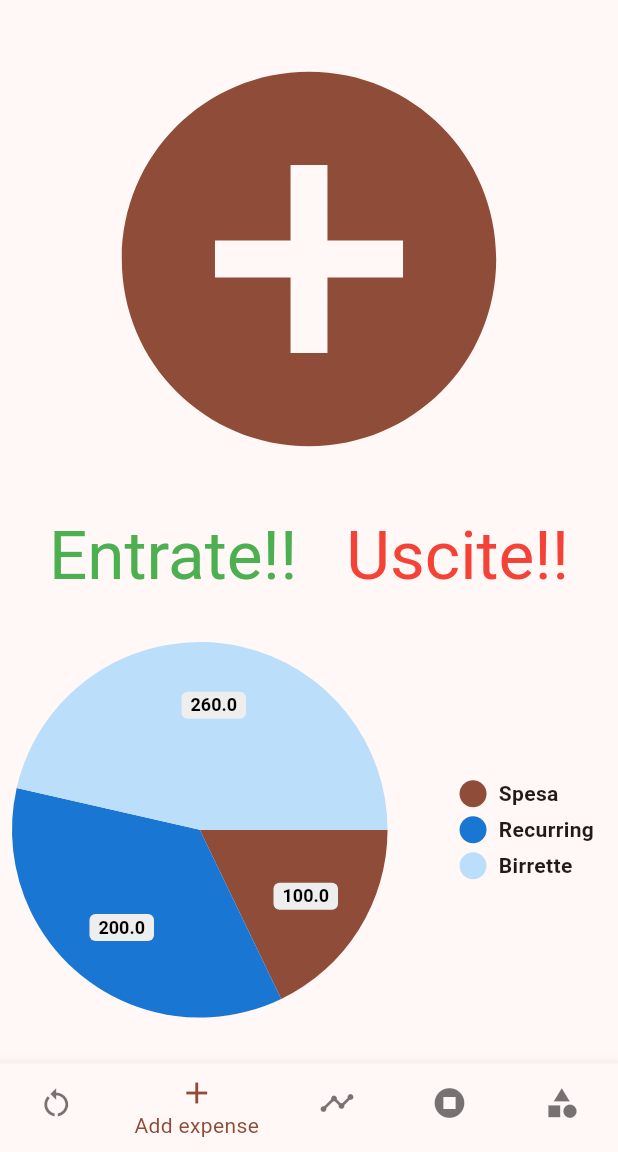
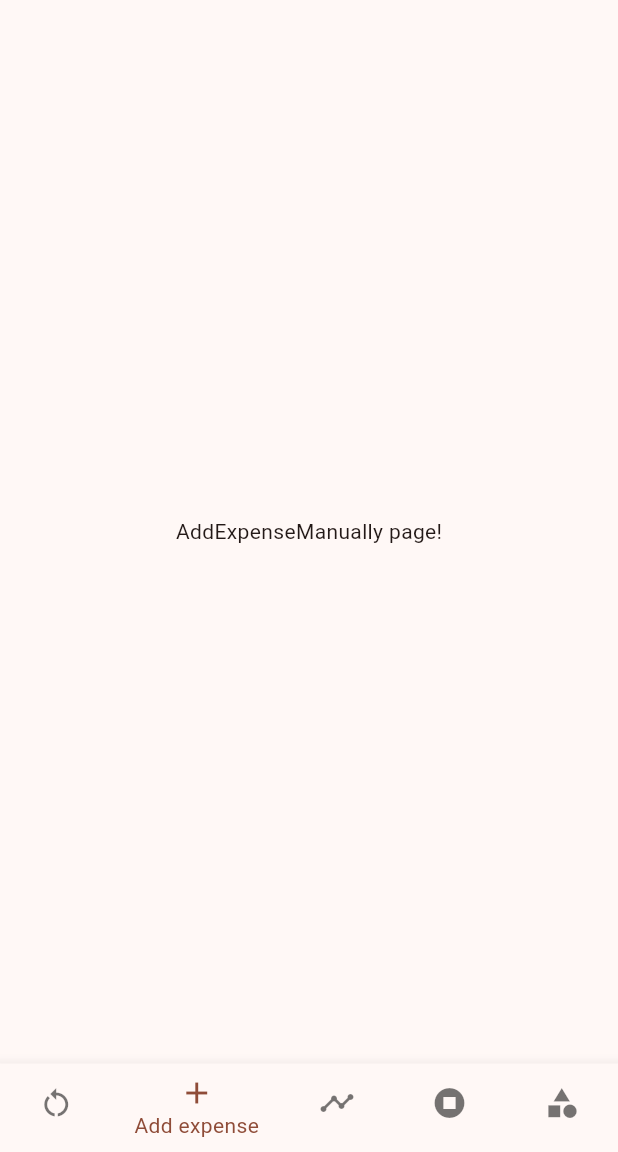
Before and after one commit to rave98/allassabudget, a Flutter app: the screen it shows after launch, item 2 of the bottom bar chosen, on a phone screen of 412 x 824 dp, the part 84-1236 px from its top. Run offline on Flutter 3.47's test engine with Material 2 defaults, Android fonts, the phone set to English and light mode, and no system bars; drawn by our look-alikes of pie_chart; our stand-ins replace isar; accounts and stored records are empty; generated files the repository leaves out were written again.

Commit message:
feat: added all pages

```diff
--- /dev/null
+++ b/lib/Pages/AddExpenseManually/add_expense_manually.dart
@@ -0,0 +1,10 @@
+import 'package:flutter/material.dart';
+
+class AddExpenseManually extends StatelessWidget {
+  AddExpenseManually({super.key});
+
+  @override
+  Widget build(BuildContext context) {
+    return Center(child: Text("AddExpenseManually page!"),);
+  }
+}
--- a/lib/main.dart
+++ b/lib/main.dart
@@ -1,10 +1,14 @@
+import 'package:allassabudget/Pages/AddExpenseManually/add_expense_manually.dart';
+import 'package:allassabudget/Pages/BudgetCap/budget_cap.dart';
+import 'package:allassabudget/Pages/Categories/categories.dart';
+import 'package:allassabudget/Pages/RecurringExpenses/recurring_expenses.dart';
 import 'package:flutter/material.dart';
 import 'package:path_provider/path_provider.dart';
 import 'package:isar/isar.dart';
 import 'package:logging/logging.dart';
 
 import 'package:allassabudget/Storage/Models/expense.dart';
-import 'package:allassabudget/Homepage/homepage.dart';
+import 'package:allassabudget/Pages/Homepage/homepage.dart';
 import 'package:allassabudget/app_theme.dart';
 import 'package:allassabudget/logger.dart';
 
@@ -50,6 +54,14 @@ class MyHomePage extends StatefulWidget {
 class _MyHomePageState extends State<MyHomePage> {
   int _currentIndex = 2;
 
+  final List<Widget> _pages = [
+    RecurringExpenses(),
+    AddExpenseManually(),
+    HomePage(),
+    BudgetCap(),
+    Categories()
+  ];
+
   @override
   Widget build(BuildContext context) {
     logger.info("Building homepage");
@@ -58,9 +70,7 @@ class _MyHomePageState extends State<MyHomePage> {
         backgroundColor: Theme.of(context).colorScheme.inversePrimary,
         title: Text(widget.title),
       ),
-      body: const Center(
-        child: HomePage()
-      ),
+      body: _pages[_currentIndex],
       bottomNavigationBar: BottomNavigationBar(
         currentIndex: _currentIndex,
         onTap: (int selectedIndex) => setState(() => _currentIndex = selectedIndex),
```
Also changed, not shown: lib/Pages/BudgetCap/budget_cap.dart (added, +10 -0 lines), lib/Pages/Categories/categories.dart (added, +10 -0 lines), lib/Pages/RecurringExpenses/recurring_expenses.dart (added, +10 -0 lines), lib/Pages/Homepage/homepage.dart (renamed from lib/Homepage/homepage.dart), 1 other file.
